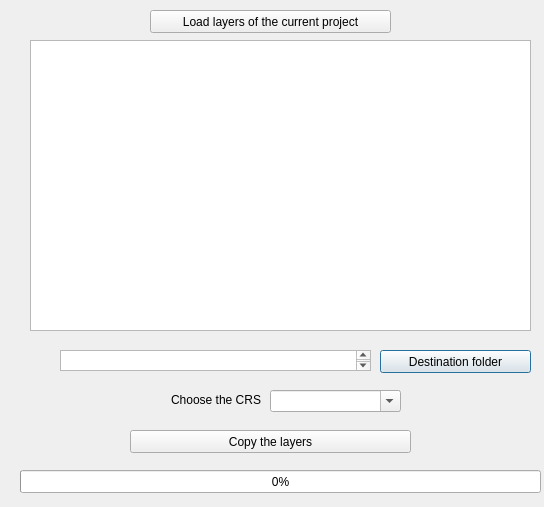
Old version of the form QPackage/QPackage_dialog_base.ui in the repository sigeal/QPackage.
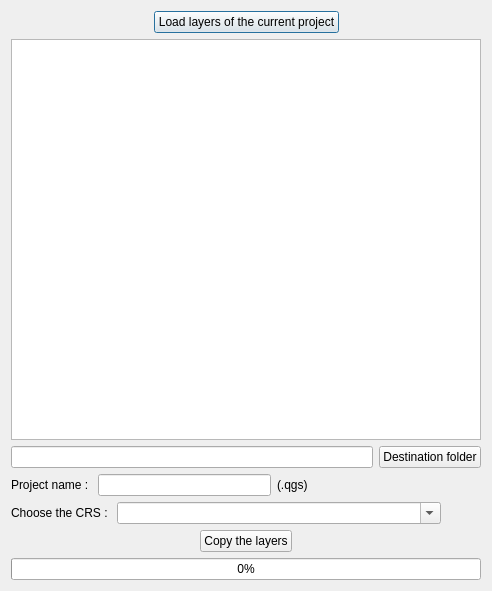
New version of the form.

Commit message:
Interface and processing improvements
Dialog management and design improvement
Populate layers list at startup
Add description to CRS list
Save project if it isn't (with ability to give a name)

```diff
--- a/QPackage/QPackage_dialog_base.ui
+++ b/QPackage/QPackage_dialog_base.ui
@@ -6,45 +6,55 @@
    <rect>
     <x>0</x>
     <y>0</y>
-    <width>544</width>
-    <height>507</height>
+    <width>492</width>
+    <height>591</height>
    </rect>
   </property>
   <property name="windowTitle">
    <string>QPackage</string>
   </property>
-  <widget class="QTextEdit" name="_repertoire">
-   <property name="geometry">
-    <rect>
-     <x>60</x>
-     <y>350</y>
-     <width>311</width>
-     <height>21</height>
-    </rect>
-   </property>
-  </widget>
-  <widget class="QPushButton" name="_repertoire_boutton">
-   <property name="geometry">
-    <rect>
-     <x>380</x>
-     <y>350</y>
-     <width>151</width>
-     <height>23</height>
-    </rect>
-   </property>
+  <layout class="QVBoxLayout" name="verticalLayout_2">
+   <item>
+    <layout class="QVBoxLayout" name="verticalLayout">
+     <item>
+      <layout class="QHBoxLayout" name="horizontalLayout_3">
+       <item>
+        <spacer name="horizontalSpacer_2">
+         <property name="orientation">
+          <enum>Qt::Horizontal</enum>
+         </property>
+         <property name="sizeHint" stdset="0">
+          <size>
+           <width>40</width>
+           <height>20</height>
+          </size>
+         </property>
+        </spacer>
+       </item>
+       <item>
+        <widget class="QPushButton" name="_charger">
    <property name="text">
-    <string>Destination folder</string>
-   </property>
-  </widget>
+          <string>Load layers of the current project</string>
+         </property>
+        </widget>
+       </item>
+       <item>
+        <spacer name="horizontalSpacer_3">
+         <property name="orientation">
+          <enum>Qt::Horizontal</enum>
+         </property>
+         <property name="sizeHint" stdset="0">
+          <size>
+           <width>40</width>
+           <height>20</height>
+          </size>
+         </property>
+        </spacer>
+       </item>
+      </layout>
+     </item>
+     <item>
   <widget class="QTableView" name="_tableau">
-   <property name="geometry">
-    <rect>
-     <x>30</x>
-     <y>40</y>
-     <width>501</width>
-     <height>291</height>
-    </rect>
-   </property>
    <property name="editTriggers">
     <set>QAbstractItemView::AllEditTriggers</set>
    </property>
@@ -58,74 +68,167 @@
     <number>1000</number>
    </attribute>
   </widget>
-  <widget class="QPushButton" name="_charger">
-   <property name="geometry">
-    <rect>
-     <x>150</x>
-     <y>10</y>
-     <width>241</width>
-     <height>23</height>
-    </rect>
-   </property>
+     </item>
+     <item>
+      <layout class="QHBoxLayout" name="horizontalLayout">
+       <item>
+        <widget class="QLineEdit" name="_repertoire"/>
+       </item>
+       <item>
+        <widget class="QPushButton" name="_repertoire_boutton">
+         <property name="text">
+          <string>Destination folder</string>
+         </property>
+        </widget>
+       </item>
+      </layout>
+     </item>
+     <item>
+      <layout class="QHBoxLayout" name="horizontalLayout_5">
+       <item>
+        <widget class="QLabel" name="label_2">
+         <property name="sizePolicy">
+          <sizepolicy hsizetype="Fixed" vsizetype="Preferred">
+           <horstretch>0</horstretch>
+           <verstretch>0</verstretch>
+          </sizepolicy>
+         </property>
    <property name="text">
-    <string>Load layers of the current project</string>
-   </property>
-  </widget>
-  <widget class="QPushButton" name="_copy">
-   <property name="geometry">
-    <rect>
-     <x>130</x>
-     <y>430</y>
-     <width>281</width>
-     <height>23</height>
-    </rect>
-   </property>
+          <string>Project name : </string>
+         </property>
+         <property name="alignment">
+          <set>Qt::AlignLeading|Qt::AlignLeft|Qt::AlignVCenter</set>
+         </property>
+        </widget>
+       </item>
+       <item>
+        <widget class="QLineEdit" name="_projectname">
+         <property name="text">
+          <string/>
+         </property>
+        </widget>
+       </item>
+       <item>
+        <widget class="QLabel" name="label_3">
+         <property name="sizePolicy">
+          <sizepolicy hsizetype="Fixed" vsizetype="Preferred">
+           <horstretch>0</horstretch>
+           <verstretch>0</verstretch>
+          </sizepolicy>
+         </property>
    <property name="text">
-    <string>Copy the layers</string>
-   </property>
-  </widget>
+          <string>(.qgs)</string>
+         </property>
+         <property name="alignment">
+          <set>Qt::AlignLeading|Qt::AlignLeft|Qt::AlignVCenter</set>
+         </property>
+        </widget>
+       </item>
+       <item>
+        <spacer name="horizontalSpacer_6">
+         <property name="orientation">
+          <enum>Qt::Horizontal</enum>
+         </property>
+         <property name="sizeHint" stdset="0">
+          <size>
+           <width>40</width>
+           <height>20</height>
+          </size>
+         </property>
+        </spacer>
+       </item>
+      </layout>
+     </item>
+     <item>
+      <layout class="QHBoxLayout" name="horizontalLayout_2">
+       <item>
+        <widget class="QLabel" name="label">
+         <property name="sizePolicy">
+          <sizepolicy hsizetype="Fixed" vsizetype="Preferred">
+           <horstretch>0</horstretch>
+           <verstretch>0</verstretch>
+          </sizepolicy>
+         </property>
+         <property name="text">
+          <string>Choose the CRS : </string>
+         </property>
+         <property name="alignment">
+          <set>Qt::AlignLeading|Qt::AlignLeft|Qt::AlignVCenter</set>
+         </property>
+        </widget>
+       </item>
+       <item>
   <widget class="QComboBox" name="_listeprojections">
-   <property name="geometry">
-    <rect>
-     <x>270</x>
-     <y>390</y>
-     <width>131</width>
-     <height>22</height>
-    </rect>
-   </property>
    <property name="editable">
     <bool>true</bool>
    </property>
   </widget>
-  <widget class="QLabel" name="label">
-   <property name="geometry">
-    <rect>
-     <x>150</x>
-     <y>390</y>
-     <width>111</width>
+       </item>
+       <item>
+        <spacer name="horizontalSpacer">
+         <property name="orientation">
+          <enum>Qt::Horizontal</enum>
+         </property>
+         <property name="sizeType">
+          <enum>QSizePolicy::Minimum</enum>
+         </property>
+         <property name="sizeHint" stdset="0">
+          <size>
+           <width>40</width>
      <height>20</height>
-    </rect>
-   </property>
+          </size>
+         </property>
+        </spacer>
+       </item>
+      </layout>
+     </item>
+     <item>
+      <layout class="QHBoxLayout" name="horizontalLayout_4">
+       <item>
+        <spacer name="horizontalSpacer_4">
+         <property name="orientation">
+          <enum>Qt::Horizontal</enum>
+         </property>
+         <property name="sizeHint" stdset="0">
+          <size>
+           <width>40</width>
+           <height>20</height>
+          </size>
+         </property>
+        </spacer>
+       </item>
+       <item>
+        <widget class="QPushButton" name="_copy">
    <property name="text">
-    <string>Choose the CRS</string>
-   </property>
-   <property name="alignment">
-    <set>Qt::AlignRight|Qt::AlignTrailing|Qt::AlignVCenter</set>
-   </property>
-  </widget>
+          <string>Copy the layers</string>
+         </property>
+        </widget>
+       </item>
+       <item>
+        <spacer name="horizontalSpacer_5">
+         <property name="orientation">
+          <enum>Qt::Horizontal</enum>
+         </property>
+         <property name="sizeHint" stdset="0">
+          <size>
+           <width>40</width>
+           <height>20</height>
+          </size>
+         </property>
+        </spacer>
+       </item>
+      </layout>
+     </item>
+     <item>
   <widget class="QProgressBar" name="_progression">
-   <property name="geometry">
-    <rect>
-     <x>20</x>
-     <y>470</y>
-     <width>521</width>
-     <height>23</height>
-    </rect>
-   </property>
    <property name="value">
     <number>0</number>
    </property>
   </widget>
+     </item>
+    </layout>
+   </item>
+  </layout>
  </widget>
  <resources/>
  <connections>
```
Lines whose indentation alone changed are shown as unchanged. The commit also changes 3 other files.
